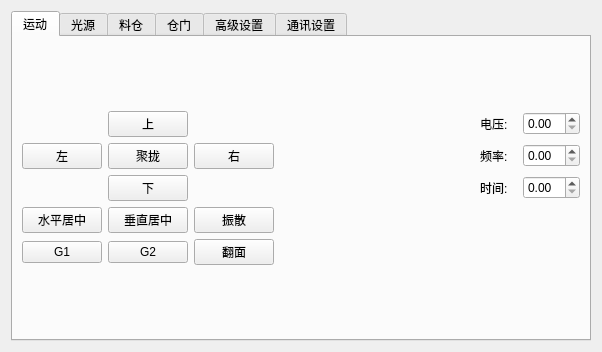
Before: the Qt Designer form FlexControlSystem/FlexControlSystem/controlpanel.ui in SA-Dynamics/Outsourcing, drawn with Qt 5.
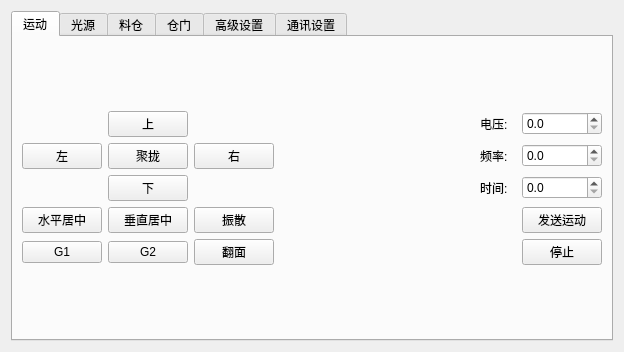
After: the same form once the commit is applied.

Commit message: 加入配置逻辑和运动按钮数据绑定

Patch:
```diff
--- a/FlexControlSystem/FlexControlSystem/controlpanel.ui
+++ b/FlexControlSystem/FlexControlSystem/controlpanel.ui
@@ -6,7 +6,7 @@
    <rect>
     <x>0</x>
     <y>0</y>
-    <width>602</width>
+    <width>624</width>
     <height>352</height>
    </rect>
   </property>
@@ -98,7 +98,17 @@
             </widget>
            </item>
            <item row="1" column="5">
-            <widget class="QDoubleSpinBox" name="dspbFrequency"/>
+            <widget class="QDoubleSpinBox" name="dspbFrequency">
+             <property name="decimals">
+              <number>1</number>
+             </property>
+             <property name="maximum">
+              <double>200.000000000000000</double>
+             </property>
+             <property name="singleStep">
+              <double>0.100000000000000</double>
+             </property>
+            </widget>
            </item>
            <item row="3" column="0">
             <widget class="QPushButton" name="pbHCentered">
@@ -129,10 +139,27 @@
             </widget>
            </item>
            <item row="2" column="5">
-            <widget class="QDoubleSpinBox" name="dspbTime"/>
+            <widget class="QDoubleSpinBox" name="dspbTime">
+             <property name="decimals">
+              <number>1</number>
+             </property>
+             <property name="singleStep">
+              <double>0.100000000000000</double>
+             </property>
+            </widget>
            </item>
            <item row="0" column="5">
-            <widget class="QDoubleSpinBox" name="dspbVoltage"/>
+            <widget class="QDoubleSpinBox" name="dspbVoltage">
+             <property name="decimals">
+              <number>1</number>
+             </property>
+             <property name="maximum">
+              <double>24.000000000000000</double>
+             </property>
+             <property name="singleStep">
+              <double>0.100000000000000</double>
+             </property>
+            </widget>
            </item>
            <item row="0" column="4">
             <widget class="QLabel" name="label_5">
@@ -160,6 +187,20 @@
              </property>
             </spacer>
            </item>
+           <item row="3" column="5">
+            <widget class="QPushButton" name="pbSendMotion">
+             <property name="text">
+              <string>发送运动</string>
+             </property>
+            </widget>
+           </item>
+           <item row="4" column="5">
+            <widget class="QPushButton" name="pbSendMotionStop">
+             <property name="text">
+              <string>停止</string>
+             </property>
+            </widget>
+           </item>
           </layout>
          </item>
         </layout>
```
The commit also changes 12 other files.
